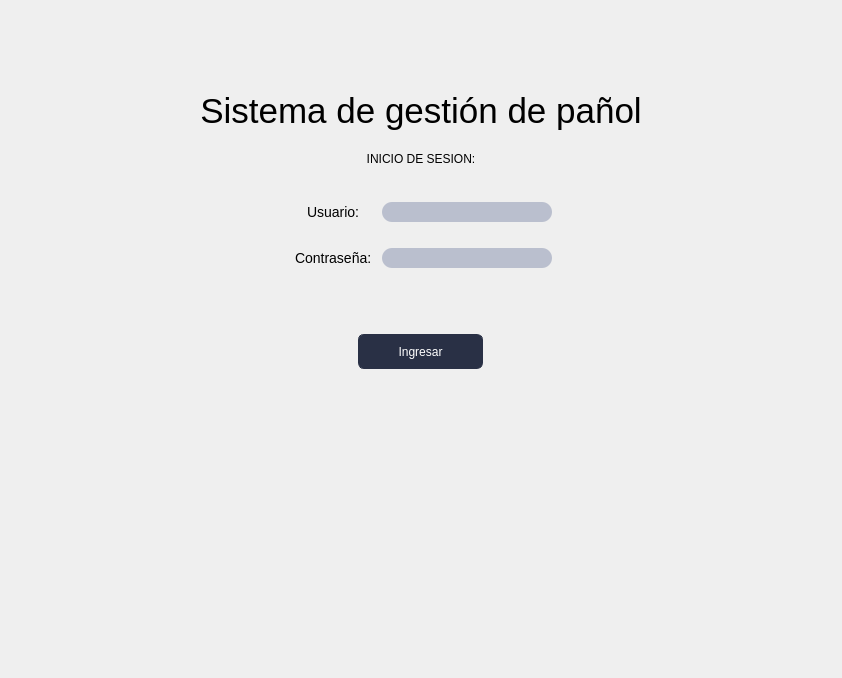
Before: the Qt Designer form blustock/ui/screens_uis/login.ui in MaxAPBusiness/Blustock, drawn with Qt 5.
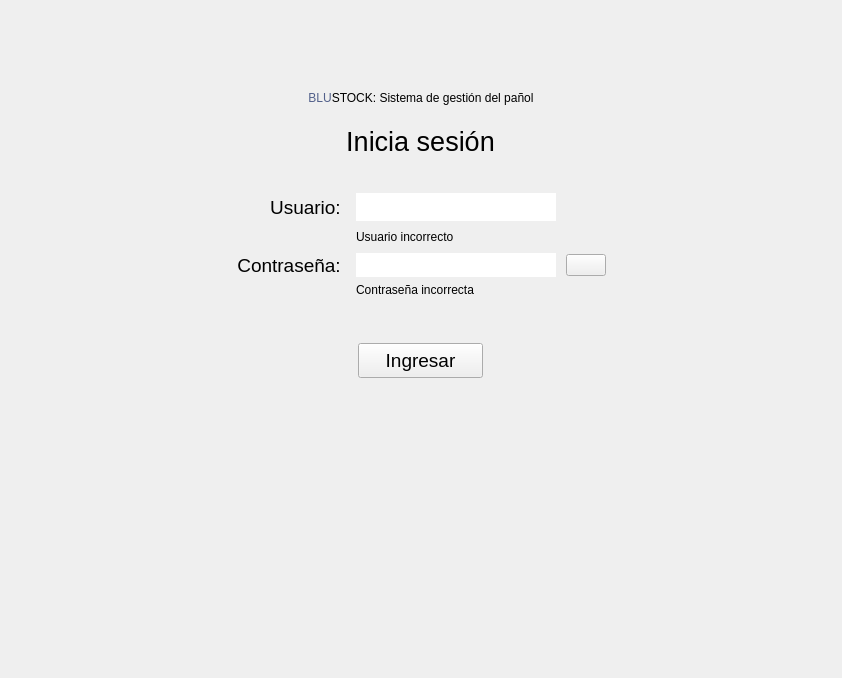
After: the same form once the commit is applied.

What changed in the file:
```diff
--- a/blustock/ui/screens_uis/login.ui
+++ b/blustock/ui/screens_uis/login.ui
@@ -14,138 +14,7 @@
    <string>Form</string>
   </property>
   <property name="styleSheet">
-   <string notr="true">*{
-    font-family: 'Oswald', sans-serif;
-    font-weight: 400;
-}
-
-QMenuBar{
-    background-color: #293045;
-    padding: 0;    
-    font-size: 14px;
-    color:white;
-}
-
-QMenuBar:item{
-    padding: 17px;
-    border-radius: 10px;
-
-}
-
-QMenuBar:item:selected{
-    background-color: #768AC5;
-    color:black;
-    border-radius: 5px;
-    margin: 10px;
-    
-    
-
-}
-
-QMenu{
-    background-color: #293045;
-
-    color: white;
-}
-
-QMenu:item{
-    padding: 5px;
-    border-radius: 5px;
-}
-
-QMenu:item:selected{
-    background-color: #768AC5;
-    color:white;
-
-}
-Qmenu#icon{
-   icon:size 40px; 
-    
-}
-
-
-QRadioButton:indicator{
-    border-style: solid;
-    border-color:  #293045;
-    border-radius: 6%;
-    border-width:  2px;
-    background-color: #BABFCE;
-}
-QRadioButton::indicator:checked{
-    background-color: #768AC5;
-}
-
-#label{
-    font-size: 35px;
-}
-
-#usuariosLabel{
-    font-size: 14px;
-}
-
-#contraseALabel{
-    font-size: 14px;
-}
-
-#usuariosLineEdit{
-    width: 170px;
-    height: 20px;
-    border-radius: 10px;
-}
-
-#passwordLineEdit{
-    width: 170px;
-    height: 20px;
-    border-radius: 10px;
-}
-
-#labelprofesores{
-    font-size: 26px;
-}
-
-QLineEdit{
-    border-radius: 5px;
-    background-color: #BABFCE;
-    
-}
-
-#title{
-    width: 100px;
-    height: 200px;
-}
-
-
-
-QPushButton{
-    border-color:#293045;
-    border-style: solid;
-    border-width: 1px;
-    border-radius: 6px;
-    background-color: #293045;
-    color:#ffffff;
-    height: 30px;
-    padding: 0px 4px;
-
-}
-QPushButton:hover{
-    background-color:#768AC5;
-    color:#293045;
-}
-QPushButton:pressed {
-    background-color: #293045;
-
-}
-
-#pushButton_5{
-    padding: 10px;
-    background-color: #768AC5;
-    border-radius: 15%;
-}
-
-#pushButton_2, #pushButton_3, #pushButton_4{
-    height: 30px;
-}
-</string>
+   <string notr="true"/>
   </property>
   <layout class="QVBoxLayout" name="verticalLayout" stretch="0,1,0,0,0,0,0,1,0">
    <item>
@@ -164,7 +33,7 @@
      </property>
     </spacer>
    </item>
-   <item>
+   <item alignment="Qt::AlignHCenter">
     <widget class="QLabel" name="label">
      <property name="sizePolicy">
       <sizepolicy hsizetype="MinimumExpanding" vsizetype="Fixed">
@@ -173,7 +42,10 @@
       </sizepolicy>
      </property>
      <property name="text">
-      <string>Sistema de gestión de pañol</string>
+      <string>&lt;html&gt;&lt;head/&gt;&lt;body&gt;&lt;p&gt;&lt;span style=&quot; color:#53618b;&quot;&gt;BLU&lt;/span&gt;&lt;span style=&quot; color:#000000;&quot;&gt;STOCK&lt;/span&gt;: Sistema de gestión del pañol&lt;/p&gt;&lt;/body&gt;&lt;/html&gt;</string>
+     </property>
+     <property name="textFormat">
+      <enum>Qt::RichText</enum>
      </property>
      <property name="alignment">
       <set>Qt::AlignCenter</set>
@@ -196,7 +68,7 @@
      </property>
     </spacer>
    </item>
-   <item>
+   <item alignment="Qt::AlignHCenter">
     <widget class="QLabel" name="label_2">
      <property name="sizePolicy">
       <sizepolicy hsizetype="Preferred" vsizetype="Fixed">
@@ -204,8 +76,15 @@
        <verstretch>0</verstretch>
       </sizepolicy>
      </property>
+     <property name="font">
+      <font>
+       <pointsize>20</pointsize>
+       <weight>50</weight>
+       <bold>false</bold>
+      </font>
+     </property>
      <property name="text">
-      <string>INICIO DE SESION:</string>
+      <string>Inicia sesión</string>
      </property>
      <property name="alignment">
       <set>Qt::AlignCenter</set>
@@ -229,36 +108,191 @@
     </spacer>
    </item>
    <item>
-    <layout class="QFormLayout" name="formLayout">
-     <property name="fieldGrowthPolicy">
-      <enum>QFormLayout::FieldsStayAtSizeHint</enum>
+    <layout class="QGridLayout" name="gridLayout_2" columnstretch="0,0,0,0,0,0,0">
+     <property name="sizeConstraint">
+      <enum>QLayout::SetDefaultConstraint</enum>
      </property>
-     <property name="labelAlignment">
-      <set>Qt::AlignCenter</set>
+     <property name="horizontalSpacing">
+      <number>0</number>
      </property>
-     <property name="formAlignment">
-      <set>Qt::AlignHCenter|Qt::AlignTop</set>
-     </property>
-     <item row="0" column="0">
+     <item row="2" column="4">
+      <spacer name="horizontalSpacer_3">
+       <property name="orientation">
+        <enum>Qt::Horizontal</enum>
+       </property>
+       <property name="sizeType">
+        <enum>QSizePolicy::Fixed</enum>
+       </property>
+       <property name="sizeHint" stdset="0">
+        <size>
+         <width>10</width>
+         <height>20</height>
+        </size>
+       </property>
+      </spacer>
+     </item>
+     <item row="1" column="0">
+      <spacer name="horizontalSpacer">
+       <property name="orientation">
+        <enum>Qt::Horizontal</enum>
+       </property>
+       <property name="sizeHint" stdset="0">
+        <size>
+         <width>40</width>
+         <height>20</height>
+        </size>
+       </property>
+      </spacer>
+     </item>
+     <item row="1" column="3">
+      <widget class="QLabel" name="usuarioState">
+       <property name="enabled">
+        <bool>true</bool>
+       </property>
+       <property name="sizePolicy">
+        <sizepolicy hsizetype="Fixed" vsizetype="Fixed">
+         <horstretch>0</horstretch>
+         <verstretch>0</verstretch>
+        </sizepolicy>
+       </property>
+       <property name="maximumSize">
+        <size>
+         <width>200</width>
+         <height>200</height>
+        </size>
+       </property>
+       <property name="acceptDrops">
+        <bool>false</bool>
+       </property>
+       <property name="text">
+        <string>Usuario incorrecto</string>
+       </property>
+      </widget>
+     </item>
+     <item row="2" column="3">
+      <widget class="QLineEdit" name="passwordLineEdit">
+       <property name="sizePolicy">
+        <sizepolicy hsizetype="MinimumExpanding" vsizetype="Fixed">
+         <horstretch>0</horstretch>
+         <verstretch>0</verstretch>
+        </sizepolicy>
+       </property>
+       <property name="maximumSize">
+        <size>
+         <width>200</width>
+         <height>200</height>
+        </size>
+       </property>
+       <property name="font">
+        <font>
+         <pointsize>11</pointsize>
+        </font>
+       </property>
+       <property name="inputMethodHints">
+        <set>Qt::ImhHiddenText|Qt::ImhNoAutoUppercase|Qt::ImhNoPredictiveText|Qt::ImhSensitiveData</set>
+       </property>
+       <property name="maxLength">
+        <number>20</number>
+       </property>
+       <property name="frame">
+        <bool>false</bool>
+       </property>
+       <property name="echoMode">
+        <enum>QLineEdit::Password</enum>
+       </property>
+       <property name="alignment">
+        <set>Qt::AlignCenter</set>
+       </property>
+       <property name="placeholderText">
+        <string/>
+       </property>
+       <property name="clearButtonEnabled">
+        <bool>true</bool>
+       </property>
+      </widget>
+     </item>
+     <item row="2" column="1" alignment="Qt::AlignRight">
+      <widget class="QLabel" name="contraseALabel">
+       <property name="sizePolicy">
+        <sizepolicy hsizetype="MinimumExpanding" vsizetype="Fixed">
+         <horstretch>0</horstretch>
+         <verstretch>0</verstretch>
+        </sizepolicy>
+       </property>
+       <property name="maximumSize">
+        <size>
+         <width>120</width>
+         <height>2000</height>
+        </size>
+       </property>
+       <property name="font">
+        <font>
+         <pointsize>14</pointsize>
+        </font>
+       </property>
+       <property name="text">
+        <string>Contraseña: </string>
+       </property>
+       <property name="alignment">
+        <set>Qt::AlignRight|Qt::AlignTrailing|Qt::AlignVCenter</set>
+       </property>
+       <property name="indent">
+        <number>0</number>
+       </property>
+      </widget>
+     </item>
+     <item row="0" column="1" alignment="Qt::AlignRight">
       <widget class="QLabel" name="usuariosLabel">
+       <property name="enabled">
+        <bool>true</bool>
+       </property>
        <property name="sizePolicy">
-        <sizepolicy hsizetype="MinimumExpanding" vsizetype="Fixed">
+        <sizepolicy hsizetype="Fixed" vsizetype="Fixed">
          <horstretch>0</horstretch>
          <verstretch>0</verstretch>
         </sizepolicy>
        </property>
+       <property name="minimumSize">
+        <size>
+         <width>0</width>
+         <height>0</height>
+        </size>
+       </property>
        <property name="maximumSize">
         <size>
-         <width>2000</width>
+         <width>100</width>
          <height>2000</height>
         </size>
        </property>
+       <property name="sizeIncrement">
+        <size>
+         <width>0</width>
+         <height>0</height>
+        </size>
+       </property>
+       <property name="baseSize">
+        <size>
+         <width>0</width>
+         <height>0</height>
+        </size>
+       </property>
+       <property name="font">
+        <font>
+         <pointsize>14</pointsize>
+        </font>
+       </property>
        <property name="text">
         <string>Usuario: </string>
        </property>
+       <property name="alignment">
+        <set>Qt::AlignRight|Qt::AlignTrailing|Qt::AlignVCenter</set>
+       </property>
+       <property name="indent">
+        <number>0</number>
+       </property>
       </widget>
      </item>
-     <item row="0" column="1">
+     <item row="0" column="3">
       <widget class="QLineEdit" name="usuariosLineEdit">
        <property name="sizePolicy">
         <sizepolicy hsizetype="MinimumExpanding" vsizetype="Fixed">
@@ -268,13 +302,15 @@
        </property>
        <property name="maximumSize">
         <size>
-         <width>2000</width>
-         <height>2000</height>
+         <width>200</width>
+         <height>200</height>
         </size>
        </property>
        <property name="font">
         <font>
          <family>Oswald</family>
+         <pointsize>11</pointsize>
+         <weight>50</weight>
          <bold>false</bold>
          <stylestrategy>PreferDefault</stylestrategy>
         </font>
@@ -288,81 +324,15 @@
        <property name="alignment">
         <set>Qt::AlignCenter</set>
        </property>
-       <property name="placeholderText">
-        <string/>
-       </property>
-      </widget>
-     </item>
-     <item row="2" column="0">
-      <widget class="QLabel" name="contraseALabel">
-       <property name="sizePolicy">
-        <sizepolicy hsizetype="MinimumExpanding" vsizetype="Fixed">
-         <horstretch>0</horstretch>
-         <verstretch>0</verstretch>
-        </sizepolicy>
-       </property>
-       <property name="maximumSize">
-        <size>
-         <width>2000</width>
-         <height>2000</height>
-        </size>
-       </property>
-       <property name="text">
-        <string>Contraseña: </string>
-       </property>
-      </widget>
-     </item>
-     <item row="2" column="1">
-      <widget class="QLineEdit" name="passwordLineEdit">
-       <property name="sizePolicy">
-        <sizepolicy hsizetype="MinimumExpanding" vsizetype="Fixed">
-         <horstretch>0</horstretch>
-         <verstretch>0</verstretch>
-        </sizepolicy>
-       </property>
-       <property name="maximumSize">
-        <size>
-         <width>2000</width>
-         <height>2000</height>
-        </size>
-       </property>
-       <property name="inputMethodHints">
-        <set>Qt::ImhHiddenText|Qt::ImhNoAutoUppercase|Qt::ImhNoPredictiveText|Qt::ImhSensitiveData</set>
-       </property>
-       <property name="frame">
+       <property name="dragEnabled">
         <bool>false</bool>
        </property>
-       <property name="echoMode">
-        <enum>QLineEdit::Password</enum>
-       </property>
-       <property name="alignment">
-        <set>Qt::AlignCenter</set>
-       </property>
        <property name="placeholderText">
         <string/>
        </property>
-       <property name="clearButtonEnabled">
-        <bool>true</bool>
-       </property>
       </widget>
      </item>
-     <item row="1" column="1">
-      <widget class="QLabel" name="usuarioState">
-       <property name="enabled">
-        <bool>true</bool>
-       </property>
-       <property name="sizePolicy">
-        <sizepolicy hsizetype="Fixed" vsizetype="Fixed">
-         <horstretch>0</horstretch>
-         <verstretch>0</verstretch>
-        </sizepolicy>
-       </property>
-       <property name="text">
-        <string/>
-       </property>
-      </widget>
-     </item>
-     <item row="3" column="1">
+     <item row="3" column="3">
       <widget class="QLabel" name="passwordState">
        <property name="sizePolicy">
         <sizepolicy hsizetype="Fixed" vsizetype="Fixed">
@@ -370,11 +340,59 @@
          <verstretch>0</verstretch>
         </sizepolicy>
        </property>
+       <property name="maximumSize">
+        <size>
+         <width>200</width>
+         <height>200</height>
+        </size>
+       </property>
+       <property name="text">
+        <string>Contraseña incorrecta</string>
+       </property>
+      </widget>
+     </item>
+     <item row="2" column="5">
+      <widget class="QPushButton" name="showPass">
+       <property name="cursor">
+        <cursorShape>PointingHandCursor</cursorShape>
+       </property>
        <property name="text">
         <string/>
        </property>
+       <property name="checkable">
+        <bool>true</bool>
+       </property>
       </widget>
      </item>
+     <item row="1" column="6">
+      <spacer name="horizontalSpacer_2">
+       <property name="orientation">
+        <enum>Qt::Horizontal</enum>
+       </property>
+       <property name="sizeHint" stdset="0">
+        <size>
+         <width>40</width>
+         <height>20</height>
+        </size>
+       </property>
+      </spacer>
+     </item>
+     <item row="1" column="2">
+      <spacer name="horizontalSpacer_4">
+       <property name="orientation">
+        <enum>Qt::Horizontal</enum>
+       </property>
+       <property name="sizeType">
+        <enum>QSizePolicy::Fixed</enum>
+       </property>
+       <property name="sizeHint" stdset="0">
+        <size>
+         <width>10</width>
+         <height>20</height>
+        </size>
+       </property>
+      </spacer>
+     </item>
     </layout>
    </item>
    <item>
@@ -407,6 +425,13 @@
        <height>35</height>
       </size>
      </property>
+     <property name="font">
+      <font>
+       <pointsize>14</pointsize>
+       <weight>50</weight>
+       <bold>false</bold>
+      </font>
+     </property>
      <property name="text">
       <string>Ingresar</string>
      </property>
```
Left out of the diff: 8 changed lines with no effect on the pictures.
